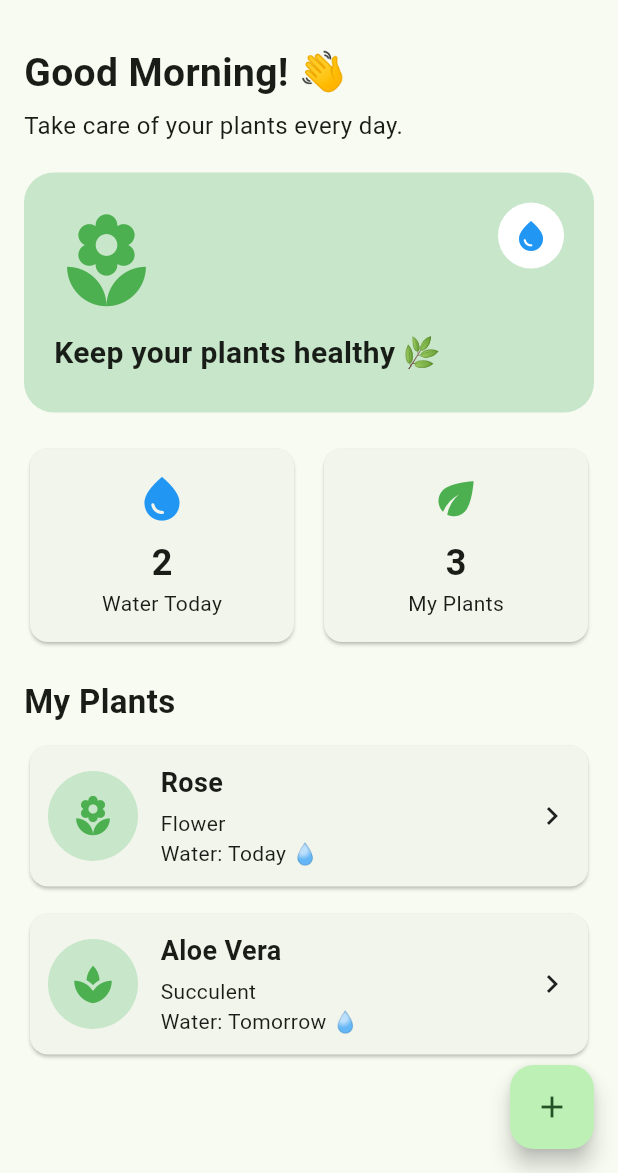
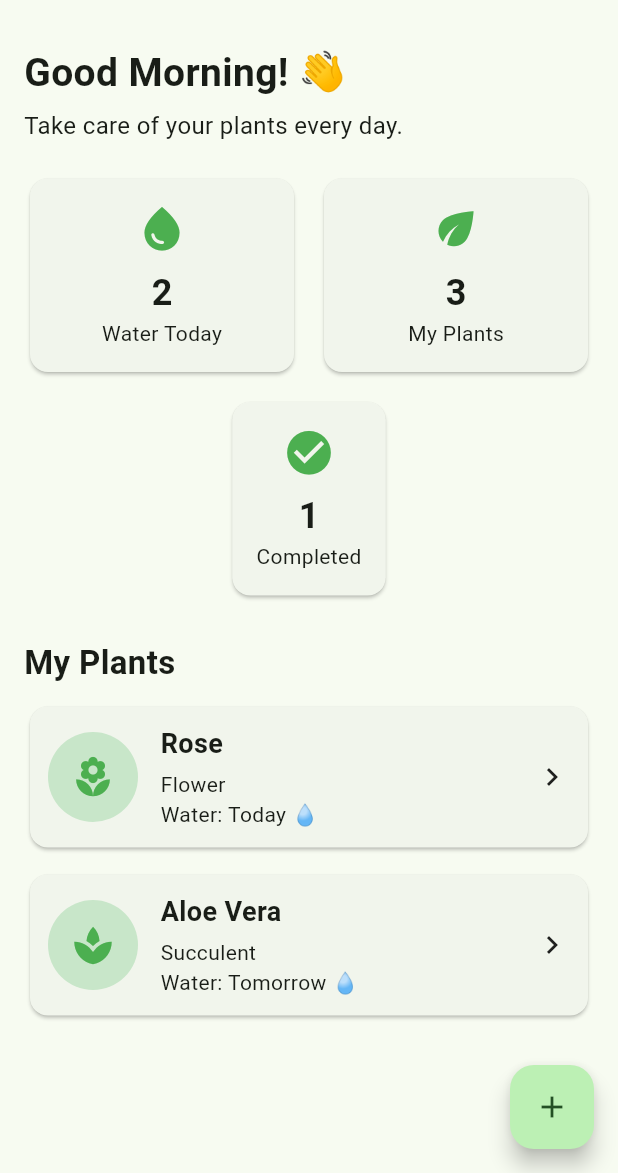
Before and after one commit to tadakaradhika2-art/plant-care-water-reminder, a Flutter app: the screen it shows after launch, on a phone screen of 412 x 824 dp, the part 63-1236 px from its top. Run offline on Flutter 3.47's test engine with Material 3 defaults, Android fonts, the phone set to English and light mode, and no system bars.

Commit message:
Experiment 2: Add responsive user interface

```diff
--- a/lib/main.dart
+++ b/lib/main.dart
@@ -23,12 +23,14 @@ class PlantCareApp extends StatelessWidget {
   }
 }
 
-// StatelessWidget
 class HomeScreen extends StatelessWidget {
   const HomeScreen({super.key});
 
   @override
   Widget build(BuildContext context) {
+    // MediaQuery
+    final screenWidth = MediaQuery.of(context).size.width;
+
     return Scaffold(
       appBar: AppBar(
         title: const Text(
@@ -38,146 +40,98 @@ class HomeScreen extends StatelessWidget {
           ),
         ),
       ),
+      body: LayoutBuilder(
+        builder: (context, constraints) {
+          // LayoutBuilder
+          final isWideScreen = constraints.maxWidth >= 600;
 
-      body: SingleChildScrollView(
-        padding: const EdgeInsets.all(16),
+          return SingleChildScrollView(
+            padding: EdgeInsets.symmetric(
+              horizontal: screenWidth > 600 ? 40 : 16,
+              vertical: 16,
+            ),
             child: Column(
               crossAxisAlignment: CrossAxisAlignment.start,
               children: [
-            // Column + Text
-            const Text(
+                Text(
                   'Good Morning! 👋',
                   style: TextStyle(
-                fontSize: 26,
+                    fontSize: screenWidth > 600 ? 32 : 26,
                     fontWeight: FontWeight.bold,
                   ),
                 ),
 
                 const SizedBox(height: 5),
 
-            const Text(
+                Text(
                   'Take care of your plants every day.',
                   style: TextStyle(
-                fontSize: 16,
+                    fontSize: screenWidth > 600 ? 18 : 16,
                   ),
                 ),
 
                 const SizedBox(height: 20),
 
-            // Stack
-            Stack(
+                // Responsive statistics section
+                isWideScreen
+                    ? Row(
                         children: [
-                Container(
-                  height: 160,
-                  width: double.infinity,
-                  decoration: BoxDecoration(
-                    color: Colors.green.shade100,
-                    borderRadius: BorderRadius.circular(20),
+                          Expanded(
+                            child: _statCard(
+                              Icons.water_drop,
+                              '2',
+                              'Water Today',
                             ),
                           ),
-
-                const Positioned(
-                  left: 20,
-                  top: 25,
-                  child: Icon(
-                    Icons.local_florist,
-                    size: 70,
-                    color: Colors.green,
+                          const SizedBox(width: 15),
+                          Expanded(
+                            child: _statCard(
+                              Icons.eco,
+                              '3',
+                              'My Plants',
                             ),
                           ),
-
-                const Positioned(
-                  left: 20,
-                  bottom: 25,
-                  child: Text(
-                    'Keep your plants healthy 🌿',
-                    style: TextStyle(
-                      fontSize: 20,
-                      fontWeight: FontWeight.bold,
+                          const SizedBox(width: 15),
+                          Expanded(
+                            child: _statCard(
+                              Icons.check_circle,
+                              '1',
+                              'Completed',
                             ),
                           ),
+                        ],
+                      )
+                    : Column(
+                        children: [
+                          Row(
+                            children: [
+                              Expanded(
+                                child: _statCard(
+                                  Icons.water_drop,
+                                  '2',
+                                  'Water Today',
                                 ),
-
-                Positioned(
-                  right: 20,
-                  top: 20,
-                  child: Container(
-                    padding: const EdgeInsets.all(10),
-                    decoration: const BoxDecoration(
-                      color: Colors.white,
-                      shape: BoxShape.circle,
                               ),
-                    child: const Icon(
-                      Icons.water_drop,
-                      color: Colors.blue,
-                    ),
+                              const SizedBox(width: 12),
+                              Expanded(
+                                child: _statCard(
+                                  Icons.eco,
+                                  '3',
+                                  'My Plants',
                                 ),
                               ),
                             ],
                           ),
-
-            const SizedBox(height: 20),
-
-            // Row
-            Row(
-              children: [
-                Expanded(
-                  child: Card(
-                    child: Padding(
-                      padding: const EdgeInsets.all(16),
-                      child: Column(
-                        children: const [
-                          Icon(
-                            Icons.water_drop,
-                            color: Colors.blue,
-                            size: 35,
-                          ),
-                          SizedBox(height: 8),
-                          Text(
-                            '2',
-                            style: TextStyle(
-                              fontSize: 24,
-                              fontWeight: FontWeight.bold,
-                            ),
-                          ),
-                          Text('Water Today'),
-                        ],
-                      ),
-                    ),
-                  ),
-                ),
-
-                const SizedBox(width: 12),
-
-                Expanded(
-                  child: Card(
-                    child: Padding(
-                      padding: const EdgeInsets.all(16),
-                      child: Column(
-                        children: const [
-                          Icon(
-                            Icons.eco,
-                            color: Colors.green,
-                            size: 35,
-                          ),
-                          SizedBox(height: 8),
-                          Text(
-                            '3',
-                            style: TextStyle(
-                              fontSize: 24,
-                              fontWeight: FontWeight.bold,
-                            ),
-                          ),
-                          Text('My Plants'),
-                        ],
-                      ),
-                    ),
-                  ),
+                          const SizedBox(height: 12),
+                          _statCard(
+                            Icons.check_circle,
+                            '1',
+                            'Completed',
                           ),
                         ],
                       ),
 
-            const SizedBox(height: 20),
+                const SizedBox(height: 25),
 
                 const Text(
                   'My Plants',
@@ -189,8 +143,98 @@ class HomeScreen extends StatelessWidget {
 
                 const SizedBox(height: 10),
 
-            // Plant card using Row + Column
-            Card(
+                // Responsive plant cards
+                isWideScreen
+                    ? Row(
+                        crossAxisAlignment: CrossAxisAlignment.start,
+                        children: [
+                          Expanded(
+                            child: _plantCard(
+                              Icons.local_florist,
+                              'Rose',
+                              'Flower',
+                              'Today',
+                            ),
+                          ),
+                          const SizedBox(width: 12),
+                          Expanded(
+                            child: _plantCard(
+                              Icons.spa,
+                              'Aloe Vera',
+                              'Succulent',
+                              'Tomorrow',
+                            ),
+                          ),
+                        ],
+                      )
+                    : Column(
+                        children: [
+                          _plantCard(
+                            Icons.local_florist,
+                            'Rose',
+                            'Flower',
+                            'Today',
+                          ),
+                          const SizedBox(height: 10),
+                          _plantCard(
+                            Icons.spa,
+                            'Aloe Vera',
+                            'Succulent',
+                            'Tomorrow',
+                          ),
+                        ],
+                      ),
+              ],
+            ),
+          );
+        },
+      ),
+      floatingActionButton: FloatingActionButton(
+        onPressed: () {},
+        child: const Icon(Icons.add),
+      ),
+    );
+  }
+
+  // Reusable statistics widget
+  Widget _statCard(
+    IconData icon,
+    String number,
+    String label,
+  ) {
+    return Card(
+      child: Padding(
+        padding: const EdgeInsets.all(16),
+        child: Column(
+          children: [
+            Icon(
+              icon,
+              size: 35,
+              color: Colors.green,
+            ),
+            const SizedBox(height: 8),
+            Text(
+              number,
+              style: const TextStyle(
+                fontSize: 24,
+                fontWeight: FontWeight.bold,
+              ),
+            ),
+            Text(label),
+          ],
+        ),
+      ),
+    );
+  }
+
+  // Reusable plant card
+  Widget _plantCard(
+    IconData icon,
+    String name,
+    String type,
+    String watering,
+  ) {
+    return Card(
       child: Padding(
         padding: const EdgeInsets.all(12),
         child: Row(
@@ -198,94 +242,34 @@ class HomeScreen extends StatelessWidget {
             CircleAvatar(
               radius: 30,
               backgroundColor: Colors.green.shade100,
-                      child: const Icon(
-                        Icons.local_florist,
+              child: Icon(
+                icon,
                 color: Colors.green,
                 size: 30,
               ),
             ),
-
             const SizedBox(width: 15),
-
-                    const Expanded(
+            Expanded(
               child: Column(
                 crossAxisAlignment:
                     CrossAxisAlignment.start,
                 children: [
                   Text(
-                            'Rose',
-                            style: TextStyle(
+                    name,
+                    style: const TextStyle(
                       fontSize: 18,
                       fontWeight: FontWeight.bold,
                     ),
                   ),
-                          SizedBox(height: 4),
-                          Text('Flower'),
-                          Text('Water: Today 💧'),
+                  const SizedBox(height: 4),
+                  Text(type),
+                  Text('Water: $watering 💧'),
                 ],
               ),
             ),
-
-                    const Icon(
-                      Icons.chevron_right,
-                    ),
+            const Icon(Icons.chevron_right),
           ],
         ),
-              ),
-            ),
-
-            const SizedBox(height: 10),
-
-            Card(
-              child: Padding(
-                padding: const EdgeInsets.all(12),
-                child: Row(
-                  children: [
-                    CircleAvatar(
-                      radius: 30,
-                      backgroundColor: Colors.green.shade100,
-                      child: const Icon(
-                        Icons.spa,
-                        color: Colors.green,
-                        size: 30,
-                      ),
-                    ),
-
-                    const SizedBox(width: 15),
-
-                    const Expanded(
-                      child: Column(
-                        crossAxisAlignment:
-                            CrossAxisAlignment.start,
-                        children: [
-                          Text(
-                            'Aloe Vera',
-                            style: TextStyle(
-                              fontSize: 18,
-                              fontWeight: FontWeight.bold,
-                            ),
-                          ),
-                          SizedBox(height: 4),
-                          Text('Succulent'),
-                          Text('Water: Tomorrow 💧'),
-                        ],
-                      ),
-                    ),
-
-                    const Icon(
-                      Icons.chevron_right,
-                    ),
-                  ],
-                ),
-              ),
-            ),
-          ],
-        ),
-      ),
-
-      floatingActionButton: FloatingActionButton(
-        onPressed: () {},
-        child: const Icon(Icons.add),
       ),
     );
   }
```
Lines whose indentation alone changed are shown as unchanged.
